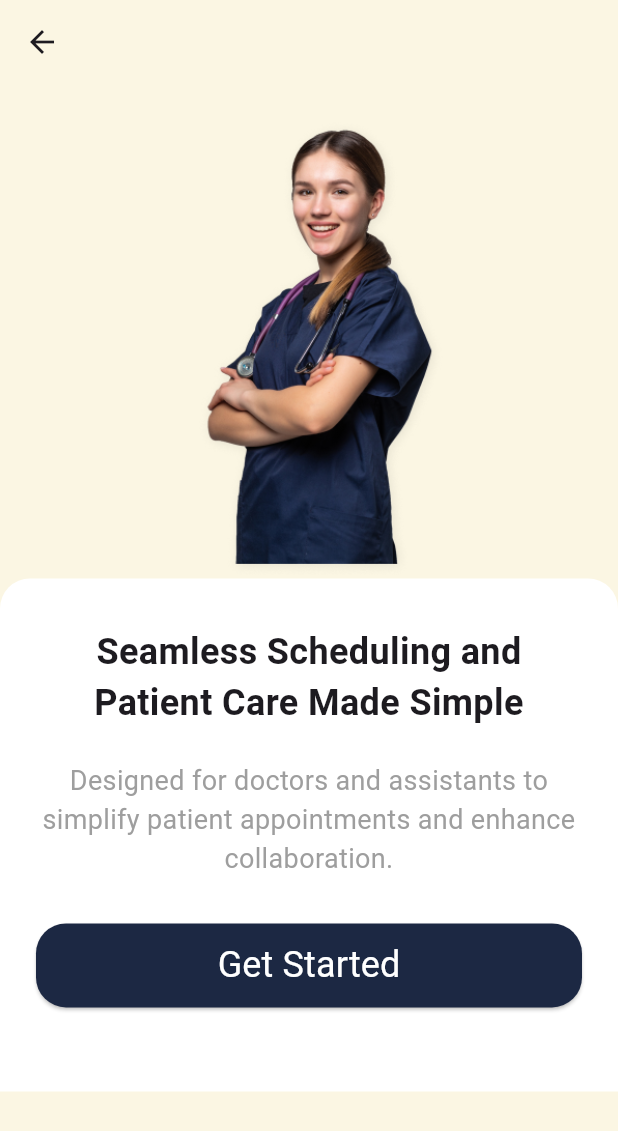
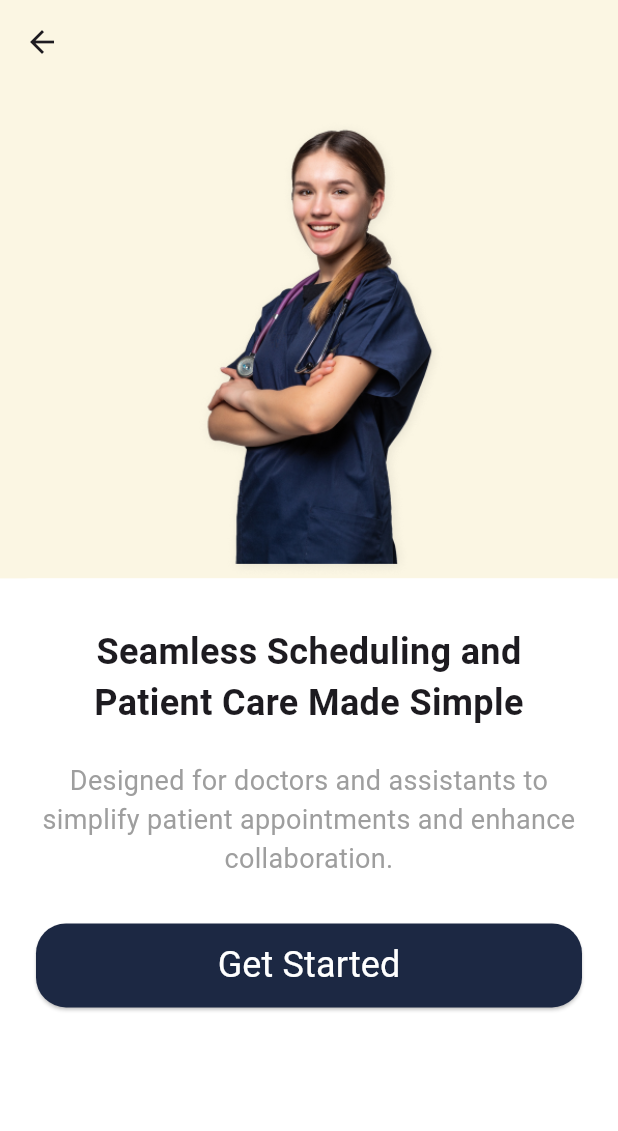
Before and after one commit to KaizenInfotech/Arovia_Flutter, a Flutter app: the GetStarted screen opened by its route, on a phone screen of 412 x 824 dp. Shown: the top 1131 px of the screen. Run offline on Flutter 3.47's test engine with Material 3 defaults, Android fonts, the phone set to English and light mode, and no system bars; our stand-ins replace cached_network_image, device_info_plus, firebase_core, firebase_messaging, firebase_remote_config, package_info_plus and 1 more; missing offline and left inert: flutter_file_dialog, flutter_inappwebview; accounts and stored records are empty.

Commit message:
change color in getStarted page

```diff
--- a/lib/get_started.dart
+++ b/lib/get_started.dart
@@ -9,7 +9,7 @@ class GetStarted extends StatelessWidget {
   Widget build(BuildContext context) {
     final isDoctor = Provider.of<DataProvider>(context).isDoctor ?? false;
     return Scaffold(
-      backgroundColor: const Color.fromRGBO(251, 246, 227, 1),
+      backgroundColor: Colors.white,//const Color.fromRGBO(251, 246, 227, 1),
       appBar: AppBar(
         backgroundColor: const Color.fromRGBO(251, 246, 227, 1),
         elevation: 0,bottomOpacity: 0,scrolledUnderElevation: 0,
@@ -20,6 +20,7 @@ class GetStarted extends StatelessWidget {
             children: [
               // Image section – no fixed height needed anymore
               Container(
+                color: const Color.fromRGBO(251, 246, 227, 1),
                 constraints: BoxConstraints(
                   maxHeight: MediaQuery.of(context).size.height * 0.4,
                 ),
```
